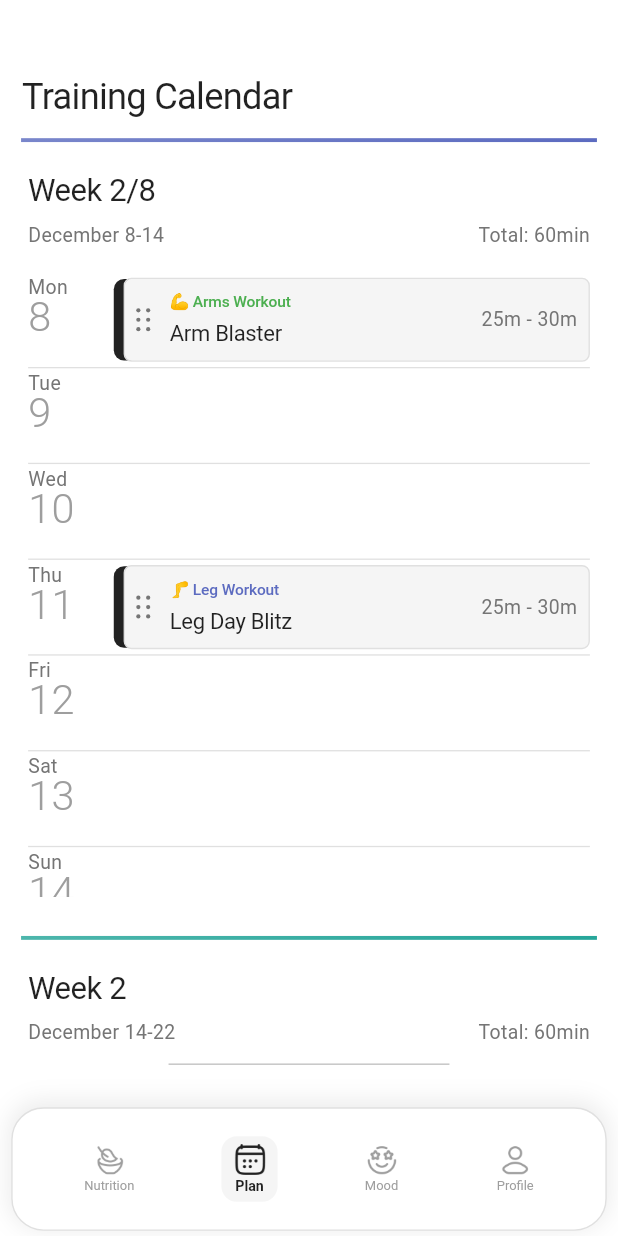
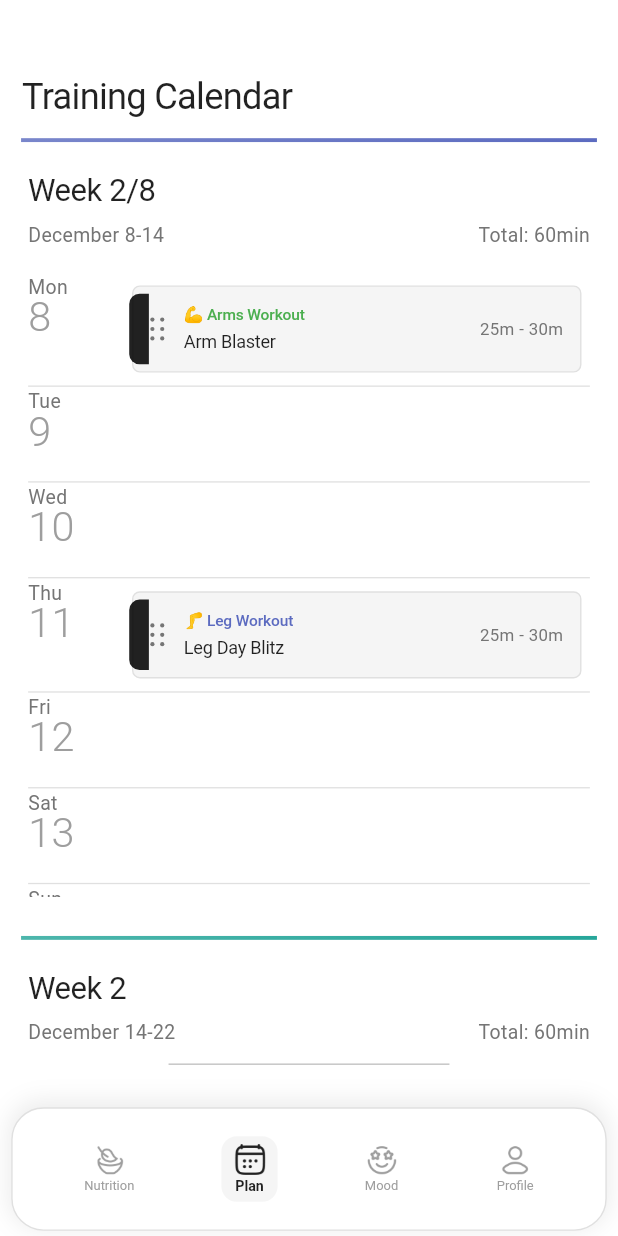
Before and after one commit to BilalMehdi47/Evincir-Test, a Flutter app: the screen it shows after launch, swiped to page 2, on a phone screen of 412 x 824 dp. Run offline on Flutter 3.47's test engine with Material 3 defaults, Android fonts, the phone set to English and light mode, and no system bars; our stand-ins replace flutter_screenutil.

Commit message:
Drag added

```diff
--- a/lib/feature/navbar/custom_navbar.dart
+++ b/lib/feature/navbar/custom_navbar.dart
@@ -1,7 +1,7 @@
 import 'package:evencir_test/constants/app_images.dart';
 import 'package:evencir_test/feature/home/presentation/home_screen.dart';
 import 'package:evencir_test/feature/mood/presentation/mood_screen.dart';
-import 'package:evencir_test/feature/profile/profile_screen.dart';
+import 'package:evencir_test/feature/profile/presentation/profile_screen.dart';
 import 'package:flutter/material.dart';
 import 'package:flutter_screenutil/flutter_screenutil.dart';
 import '../plan/presentation/plan_screen.dart';
--- a/lib/feature/plan/presentation/plan_screen.dart
+++ b/lib/feature/plan/presentation/plan_screen.dart
@@ -25,8 +25,8 @@ class _PlanScreenState extends State<PlanScreen> {
         ),
       ],
     ),
-    DayData(dayName: 'Tue', date: '9'),
-    DayData(dayName: 'Wed', date: '10'),
+    DayData(dayName: 'Tue', date: '9', workouts: []),
+    DayData(dayName: 'Wed', date: '10', workouts: []),
     DayData(
       dayName: 'Thu',
       date: '11',
@@ -41,15 +41,18 @@ class _PlanScreenState extends State<PlanScreen> {
         ),
       ],
     ),
-    DayData(dayName: 'Fri', date: '12'),
-    DayData(dayName: 'Sat', date: '13'),
-    DayData(dayName: 'Sun', date: '14'),
+    DayData(dayName: 'Fri', date: '12', workouts: []),
+    DayData(dayName: 'Sat', date: '13', workouts: []),
+    DayData(dayName: 'Sun', date: '14', workouts: []),
   ];
 
-  void _moveWorkout(String workoutId, int fromDayIndex, int toDayIndex) {
+  /// Robust move function — finds current source by id instead of trusting indexes.
+  void _moveWorkout(String workoutId, int toDayIndex) {
     setState(() {
-      final workout = weekDays[fromDayIndex].workouts.firstWhere((w) => w.id == workoutId);
-      weekDays[fromDayIndex].workouts.removeWhere((w) => w.id == workoutId);
+      final sourceIndex = weekDays.indexWhere((d) => d.workouts.any((w) => w.id == workoutId));
+      if (sourceIndex == -1 || sourceIndex == toDayIndex) return;
+      final workout = weekDays[sourceIndex].workouts.firstWhere((w) => w.id == workoutId);
+      weekDays[sourceIndex].workouts.removeWhere((w) => w.id == workoutId);
       weekDays[toDayIndex].workouts.add(workout);
     });
   }
@@ -57,7 +60,6 @@ class _PlanScreenState extends State<PlanScreen> {
   @override
   Widget build(BuildContext context) {
     final isDarkMode = Theme.of(context).brightness == Brightness.dark;
-
     return Scaffold(
       backgroundColor: isDarkMode ? Colors.black : Colors.white,
       body: Padding(
@@ -216,7 +218,6 @@ class _PlanScreenState extends State<PlanScreen> {
 
   Widget _buildDayItem(DayData day, int dayIndex, bool isDarkMode) {
     final daySlotHeight = 65.h;
-
     return Padding(
       padding: EdgeInsets.symmetric(vertical: 4.h),
       child: Row(
@@ -254,7 +255,7 @@ class _PlanScreenState extends State<PlanScreen> {
             child: DragTarget<DragData>(
               onWillAccept: (data) => data != null,
               onAccept: (data) {
-                _moveWorkout(data.workoutId, data.fromDayIndex, dayIndex);
+                _moveWorkout(data.workoutId, dayIndex);
               },
               builder: (context, candidateData, rejectedData) {
                 return Container(
@@ -273,7 +274,12 @@ class _PlanScreenState extends State<PlanScreen> {
                         )
                       : Column(
                           children: day.workouts
-                              .map((workout) => _buildWorkoutCard(workout, dayIndex, isDarkMode))
+                              .map(
+                                (workout) => KeyedSubtree(
+                                  key: ValueKey(workout.id),
+                                  child: _buildWorkoutCard(workout, dayIndex, isDarkMode),
+                                ),
+                              )
                               .toList(),
                         ),
                 );
@@ -285,29 +291,40 @@ class _PlanScreenState extends State<PlanScreen> {
     );
   }
 
+  /// Build workout card with LongPressDraggable for drag-and-drop.
   Widget _buildWorkoutCard(WorkoutData workout, int dayIndex, bool isDarkMode) {
     final cardHeight = 65.h;
-
     return LongPressDraggable<DragData>(
       data: DragData(workoutId: workout.id, fromDayIndex: dayIndex),
-      feedback: Material(
-        color: Colors.transparent,
-        child: Opacity(
-          opacity: 0.95,
-          child: SizedBox(width: 0.8.sw, height: cardHeight, child: _workoutCardStack(workout, isDarkMode)),
+      feedback: Opacity(
+        opacity: 0.8,
+        child: Container(
+          width: 300.w, // Adjust based on your layout; ensures feedback doesn't stretch
+          height: cardHeight,
+          decoration: BoxDecoration(
+            color: isDarkMode ? Color(0xFF2C2C2E) : Colors.grey.shade100,
+            borderRadius: BorderRadius.circular(6.r),
+            boxShadow: [BoxShadow(color: Colors.black.withOpacity(0.15), blurRadius: 8, offset: const Offset(0, 2))],
+          ),
+          child: _workoutCardStack(workout, isDarkMode),
         ),
       ),
-      childWhenDragging: Opacity(
-        opacity: 0.3,
-        child: SizedBox(height: cardHeight, child: _workoutCardStack(workout, isDarkMode)),
+      childWhenDragging: Container(height: cardHeight, color: Colors.transparent),
+      child: Container(
+        margin: EdgeInsets.symmetric(vertical: 6.h, horizontal: 6.w),
+        padding: EdgeInsets.all(4.w),
+        decoration: BoxDecoration(
+          color: isDarkMode ? Color(0xFF2C2C2E) : Colors.grey.shade100,
+          borderRadius: BorderRadius.circular(6.r),
+          border: isDarkMode ? null : Border.all(color: Colors.grey.shade300, width: 1.w),
+        ),
+        child: _workoutCardStack(workout, isDarkMode),
       ),
-      child: SizedBox(height: cardHeight, child: _workoutCardStack(workout, isDarkMode)),
     );
   }
 
   Widget _workoutCardStack(WorkoutData workout, bool isDarkMode) {
     final pillWidth = 14.w;
-
     return Stack(
       clipBehavior: Clip.none,
       children: [
@@ -325,11 +342,7 @@ class _PlanScreenState extends State<PlanScreen> {
         ),
         Container(
           padding: EdgeInsets.all(8.w),
-          decoration: BoxDecoration(
-            color: isDarkMode ? Color(0xFF2C2C2E) : Colors.grey.shade100,
-            borderRadius: BorderRadius.circular(6.r),
-            border: isDarkMode ? null : Border.all(color: Colors.grey.shade300, width: 1.w),
-          ),
+          decoration: BoxDecoration(color: Colors.transparent, borderRadius: BorderRadius.circular(6.r)),
           child: _buildWorkoutContent(workout, isDarkMode),
         ),
       ],
@@ -416,7 +429,6 @@ class _PlanScreenState extends State<PlanScreen> {
         Expanded(
           child: Column(
             crossAxisAlignment: CrossAxisAlignment.start,
-            mainAxisAlignment: MainAxisAlignment.center,
             children: [
               Text(
                 workout.category,
@@ -429,11 +441,11 @@ class _PlanScreenState extends State<PlanScreen> {
                 maxLines: 1,
                 overflow: TextOverflow.ellipsis,
               ),
-              SizedBox(height: 3.h),
+              SizedBox(height: 2.h),
               Text(
                 workout.title,
                 style: TextStyle(
-                  fontSize: 17.sp,
+                  fontSize: 14.sp,
                   color: isDarkMode ? Colors.white : Colors.black87,
                   fontWeight: FontWeight.w400,
                   letterSpacing: -0.2.w,
@@ -447,7 +459,7 @@ class _PlanScreenState extends State<PlanScreen> {
         Text(
           workout.duration,
           style: TextStyle(
-            fontSize: 15.sp,
+            fontSize: 13.sp,
             color: isDarkMode ? Color(0xFF8E8E93) : Colors.grey.shade600,
             fontWeight: FontWeight.w400,
           ),
```
Also changed, not shown: lib/feature/profile/presentation/profile_screen.dart (renamed from lib/feature/profile/profile_screen.dart).
